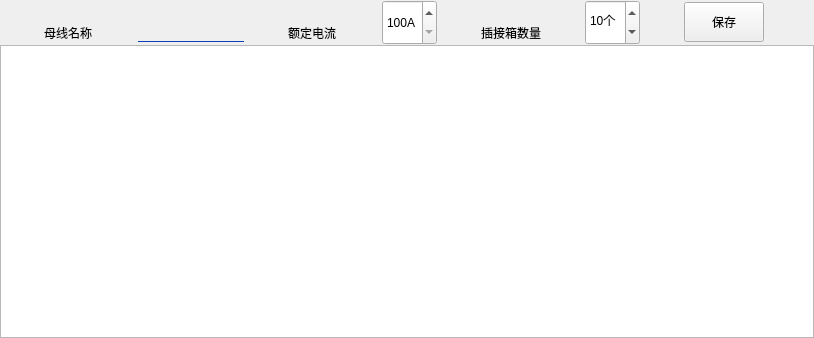
First picture: the form in BusBar-Qt/setting/setnames/setnameswid.ui, repository luozhiyong131/BusBar, before the edit.
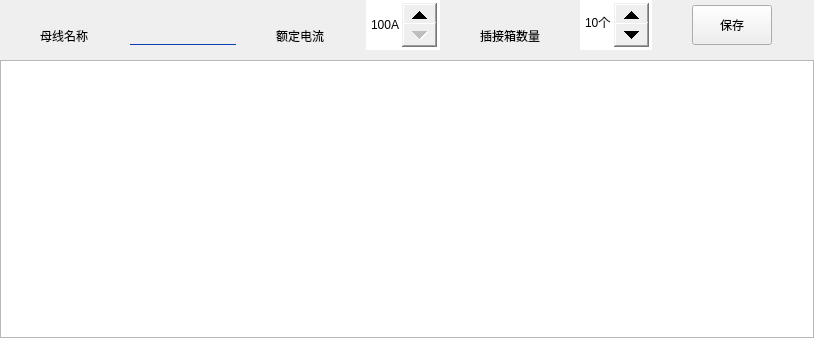
Second picture: the form after the edit.

```diff
--- a/BusBar-Qt/setting/setnames/setnameswid.ui
+++ b/BusBar-Qt/setting/setnames/setnameswid.ui
@@ -34,6 +34,9 @@
      <property name="spacing">
       <number>0</number>
      </property>
+     <property name="bottomMargin">
+      <number>10</number>
+     </property>
      <item>
       <widget class="QLabel" name="label">
        <property name="sizePolicy">
@@ -122,10 +125,23 @@
        </property>
        <property name="minimumSize">
         <size>
-         <width>55</width>
-         <height>45</height>
+         <width>60</width>
+         <height>50</height>
         </size>
        </property>
+       <property name="styleSheet">
+        <string notr="true">QSpinBox::up-button
+{
+	width: 35px;
+	height: 25px;
+}
+
+QSpinBox::down-button
+{
+	width: 35px;
+	height: 25px;
+}</string>
+       </property>
        <property name="suffix">
         <string>A</string>
        </property>
@@ -178,10 +194,23 @@
        </property>
        <property name="minimumSize">
         <size>
-         <width>55</width>
-         <height>45</height>
+         <width>60</width>
+         <height>50</height>
         </size>
        </property>
+       <property name="styleSheet">
+        <string notr="true">QSpinBox::up-button
+{
+	width: 35px;
+	height: 25px;
+}
+
+QSpinBox::down-button
+{
+	width: 35px;
+	height: 25px;
+}</string>
+       </property>
        <property name="suffix">
         <string>个</string>
        </property>
```
